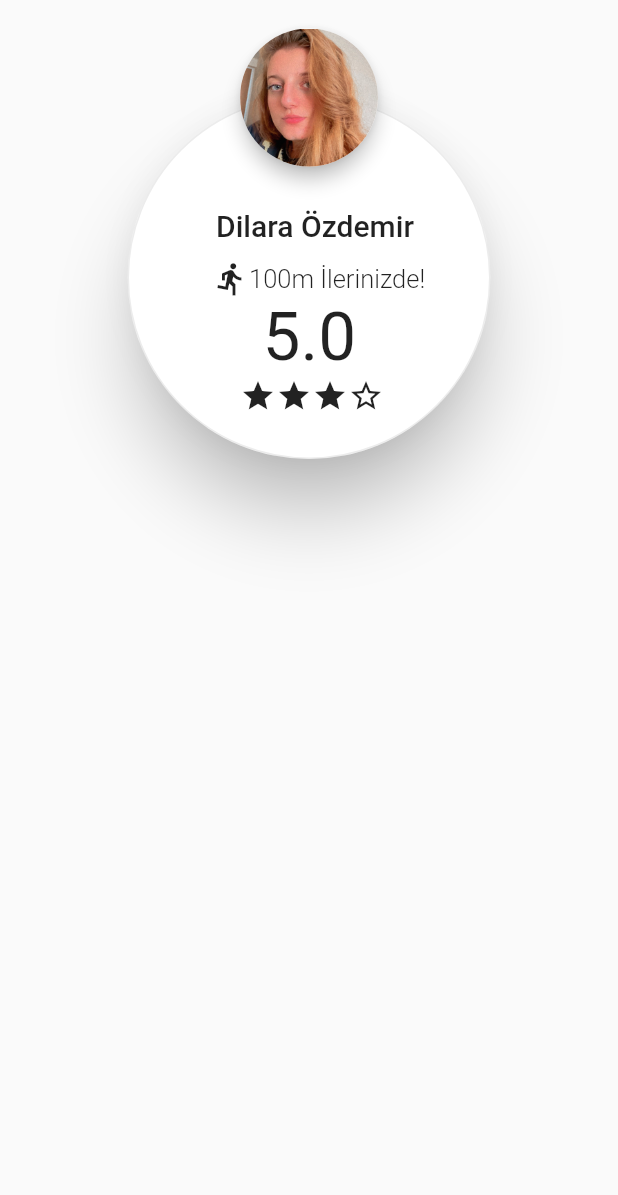
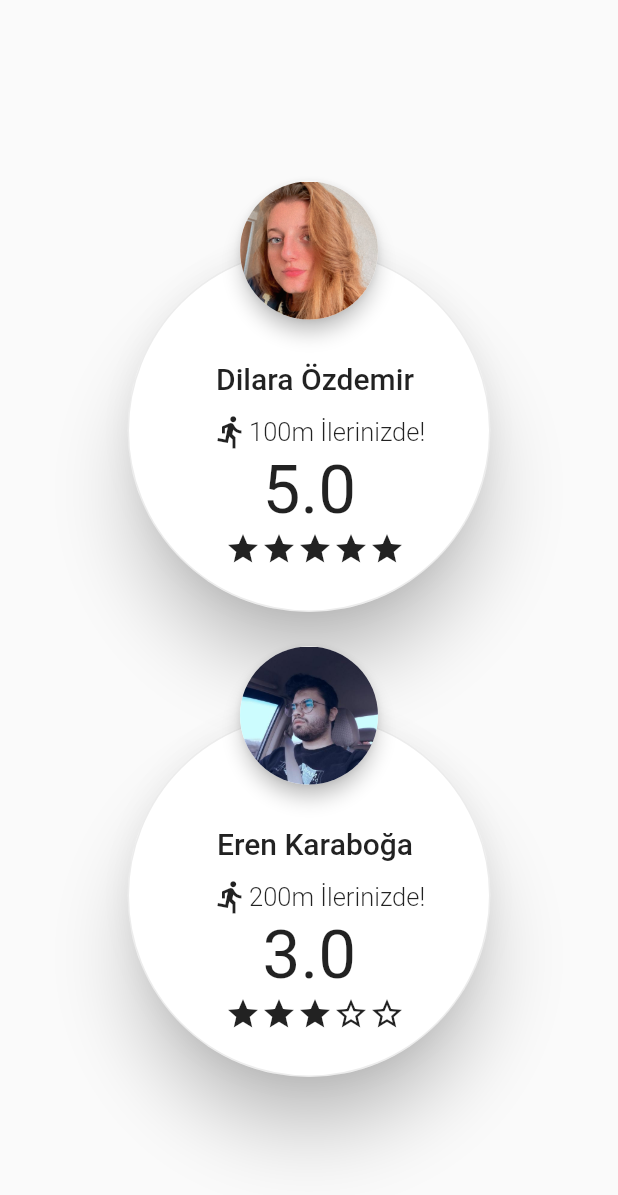
Before and after one commit to erenkaraboga/KimYapar, a Flutter app: the screen it shows after launch, on a phone screen of 412 x 824 dp. Shown: the top 1195 px of the screen. Run offline on Flutter 3.47's test engine with Material 2 defaults, Android fonts, the light colour scheme and no system bars.

Commit message:
CalculateStar Added

```diff
--- a/lib/core/chef.dart
+++ b/lib/core/chef.dart
@@ -19,7 +19,7 @@ class _ChefContainerState extends State<ChefContainer> {
       alignment: Alignment.topCenter,
       children: <Widget>[
         Padding(
-          padding: EdgeInsets.only(top: 60),
+          padding: const EdgeInsets.only(top: 60),
           child: DescriptionWidget(
               name: widget.chefModel.name,
               distance: widget.chefModel.distance,
@@ -83,15 +83,12 @@ class DescriptionWidget extends StatelessWidget {
                   style: TextStyles.rateStyle,
                   text: rate.toString(),
                 )),
-            const Positioned(
-              left: 75,
+            Positioned(
+              left: 65,
               bottom: 30,
               width: 180,
               child: SizedBox(
-                child: StarWidget(
-                  total: 4,
-                  activated: 3,
-                ),
+                child: calculateStar(rate),
               ),
             )
           ],
@@ -101,11 +98,25 @@ class DescriptionWidget extends StatelessWidget {
   }
 }
 
+StarWidget calculateStar(double rate) {
+  if (rate > 0.0 && rate < 1.2) {
+    return StarWidget(activated: 1);
+  } else if (rate > 1.0 && rate < 2.1) {
+    return StarWidget(activated: 2);
+  } else if (rate > 2.0 && rate < 3.1) {
+    return StarWidget(activated: 3);
+  } else if (rate > 3.0 && rate < 4.1) {
+    return StarWidget(activated: 4);
+  } else {
+    return StarWidget(activated: 5);
+  }
+}
+
 class StarWidget extends StatelessWidget {
   final int total;
   final int activated;
 
-  const StarWidget({Key? key, this.total = 4, required this.activated})
+  const StarWidget({Key? key, this.total = 5, required this.activated})
       : super(key: key);
   @override
   Widget build(BuildContext context) {
--- a/lib/core/chefs.dart
+++ b/lib/core/chefs.dart
@@ -15,15 +15,20 @@ class _ChefsListState extends State<ChefsList> {
     return Scaffold(
       body: Center(
         child: ListView(
-          scrollDirection: Axis.horizontal,
+          scrollDirection: Axis.vertical,
           shrinkWrap: true,
           children: [
             ChefContainer(
                 chefModel: ChefModel(
                     "assets/images/dilara.jpg", "Dilara Özdemir", 100, 5.0)),
+            ChefContainer(
+                chefModel: ChefModel(
+                    "assets/images/eren.jpg", "Eren Karaboğa", 200, 3.0)),
           ],
         ),
       ),
     );
   }
+
+  void fillModel() {}
 }
--- a/pubspec.yaml
+++ b/pubspec.yaml
@@ -53,7 +53,7 @@ dev_dependencies:
 flutter:
   assets:
     - assets/images/dilara.jpg
-
+    - assets/images/eren.jpg
 
   # The following line ensures that the Material Icons font is
   # included with your application, so that you can use the icons in
```
Also changed, not shown: assets/images/eren.jpg (added).
